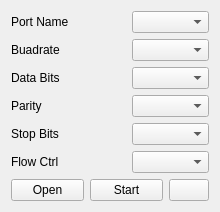
Old version of the form MotionViewer/ndicomm.ui in the repository thinkexist1989/MotionViewer.
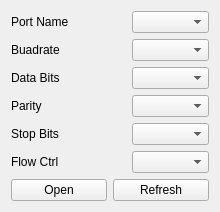
New version of the form. Icons and pictures are not drawn.

What changed in the file:
```diff
--- a/MotionViewer/ndicomm.ui
+++ b/MotionViewer/ndicomm.ui
@@ -169,7 +169,7 @@
     </layout>
    </item>
    <item>
-    <layout class="QHBoxLayout" name="horizontalLayout" stretch="2,0,1">
+    <layout class="QHBoxLayout" name="horizontalLayout" stretch="1,1">
      <item>
       <widget class="QPushButton" name="openCloseButton">
        <property name="sizePolicy">
@@ -187,23 +187,6 @@
        </property>
       </widget>
      </item>
-     <item>
-      <widget class="QPushButton" name="startButton">
-       <property name="sizePolicy">
-        <sizepolicy hsizetype="Preferred" vsizetype="Preferred">
-         <horstretch>0</horstretch>
-         <verstretch>0</verstretch>
-        </sizepolicy>
-       </property>
-       <property name="text">
-        <string>Start</string>
-       </property>
-       <property name="icon">
-        <iconset resource="resources.qrc">
-         <normaloff>:/icon/res/run.ico</normaloff>:/icon/res/run.ico</iconset>
-       </property>
-      </widget>
-     </item>
      <item>
       <widget class="QPushButton" name="refreshButton">
        <property name="sizePolicy">
@@ -213,7 +196,7 @@
         </sizepolicy>
        </property>
        <property name="text">
-        <string/>
+        <string>Refresh</string>
        </property>
        <property name="icon">
         <iconset resource="resources.qrc">
```
